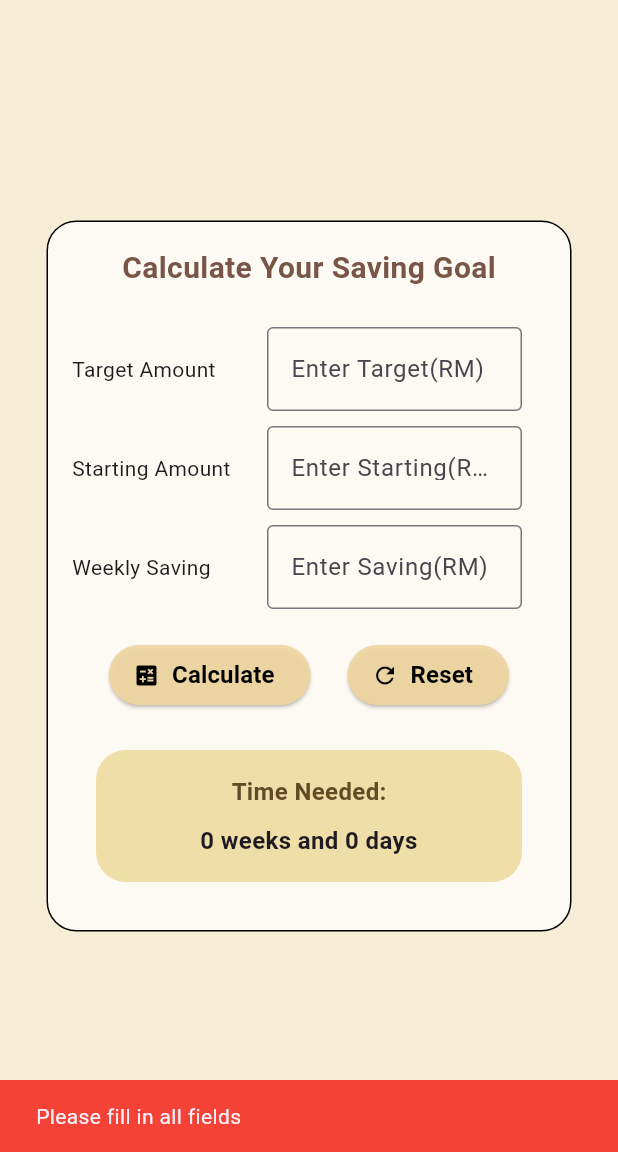
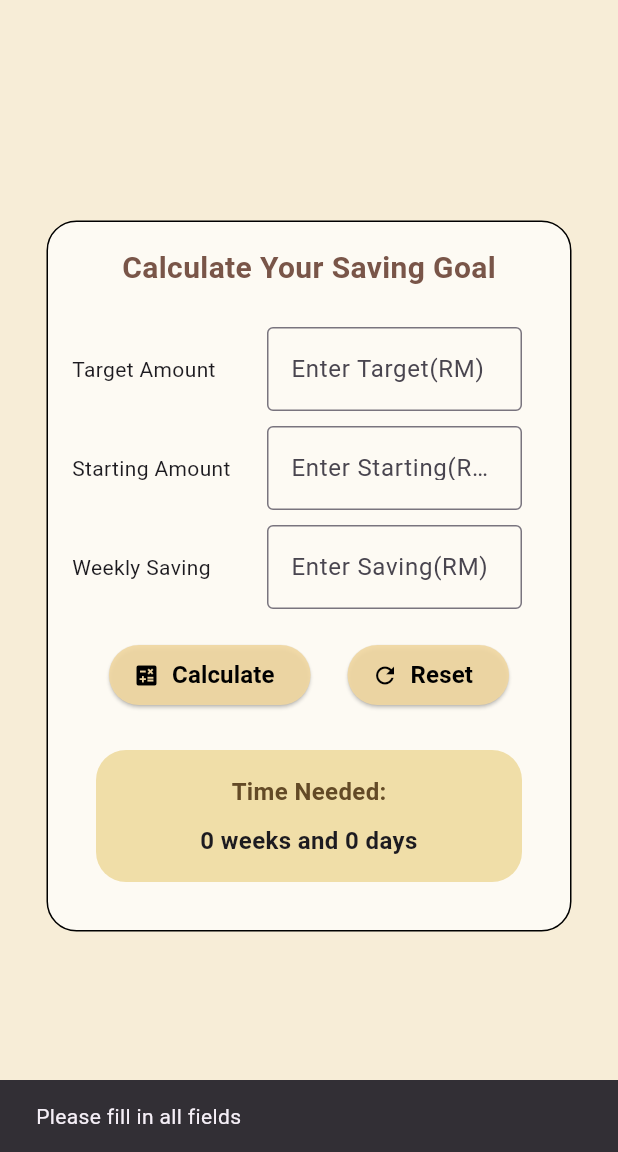
Before and after one commit to sunflower4life/Saving-Goal-Tracker-App, a Flutter app: the screen it shows after launch, after a tap on "Calculate", on a phone screen of 412 x 824 dp, the part 84-1236 px from its top. Run offline on Flutter 3.47's test engine with Material 3 defaults, Android fonts, the phone set to English and light mode, and no system bars.

```diff
--- a/lib/main.dart
+++ b/lib/main.dart
@@ -5,18 +5,18 @@ void main() {
   runApp(const MainApp());
 }
 
-class MainApp extends StatelessWidget {
+class MainApp extends StatelessWidget { //no changes
   const MainApp({super.key});
 
   @override
   Widget build(BuildContext context) {
     return MaterialApp(
-      home: SplashScreen()
+      home: SplashScreen(),
     );
   }
 }
 
-class SplashScreen extends StatefulWidget {
+class SplashScreen extends StatefulWidget { //changes in ui
   const SplashScreen({super.key});
 
   @override
@@ -37,8 +37,8 @@ class _SplashScreenState extends State<SplashScreen> {
   @override
   Widget build(BuildContext context) {
     return Scaffold(
-      body: Center(
-        child: Column(
+      body: Center( //center to make sure all content stays in the middle of screen
+        child: Column( //arrange item vertically
           mainAxisAlignment: MainAxisAlignment.center,
           children: [
             Image.asset("assets/saving goal.png" , scale: 3.0, ), //"C:\FlutterProject\saving goalr.png"
--- a/lib/sgtCalcScreen.dart
+++ b/lib/sgtCalcScreen.dart
@@ -213,7 +213,6 @@ class _SGTCalcScreenState extends State<SGTCalcScreen> {
       // Show SnackBar(feedback message) for empty fields
       SnackBar snackBar = const SnackBar(
         content: Text('Please fill in all fields'),
-        backgroundColor: Colors.red,
         duration: Duration(seconds: 2),
       );
       ScaffoldMessenger.of(context).showSnackBar(snackBar);
@@ -229,8 +228,7 @@ class _SGTCalcScreenState extends State<SGTCalcScreen> {
     //Input validation 2: Check if value is -ve @ buat satu2
     if(target.isNegative || starting.isNegative || weekSaving.isNegative){
       SnackBar snackBar = const SnackBar(
-        content: Text('Please enter positive value.'),
-        //backgroundColor: Colors.red,
+        content: Text('Please enter positive value'),
         duration: Duration(seconds: 2),
       );
       ScaffoldMessenger.of(context).showSnackBar(snackBar);
```
Also changed, not shown: 4 other files.
